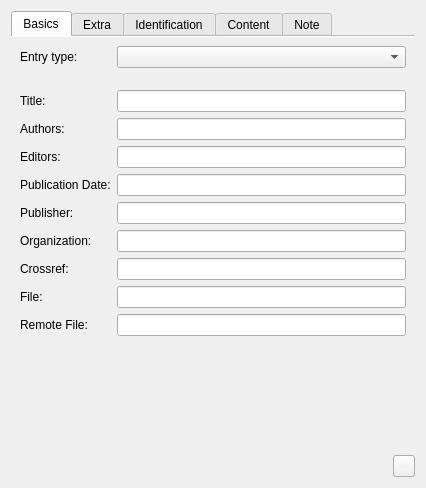
This is src/sidebar/publicationwidget.ui in KDE/conquirere as Qt 5 draws it before an edit. The edited form follows.
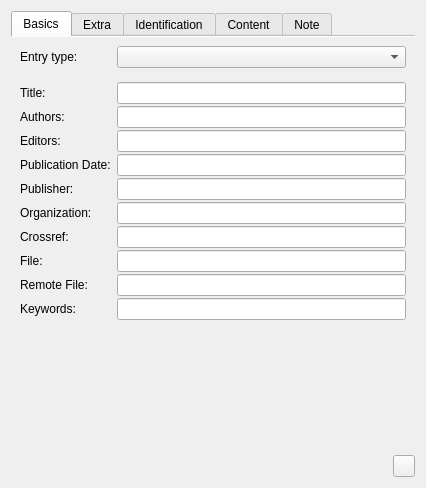
This is the edited form. Custom widgets are drawn as their Qt base class.

Commit message: import/export bibtex keywords to nepomuk tags

What changed in the file:
```diff
--- a/src/sidebar/publicationwidget.ui
+++ b/src/sidebar/publicationwidget.ui
@@ -30,6 +30,12 @@
        <property name="fieldGrowthPolicy">
         <enum>QFormLayout::ExpandingFieldsGrow</enum>
        </property>
+       <property name="horizontalSpacing">
+        <number>-1</number>
+       </property>
+       <property name="verticalSpacing">
+        <number>2</number>
+       </property>
        <item row="0" column="0">
         <widget class="QLabel" name="label_2">
          <property name="text">
@@ -183,6 +189,19 @@
        <item row="22" column="1">
         <widget class="FileObjectEdit" name="editRemoteObject"/>
        </item>
+       <item row="23" column="0">
+        <widget class="QLabel" name="label_30">
+         <property name="text">
+          <string>Keywords:</string>
+         </property>
+         <property name="buddy">
+          <cstring>editKeywords</cstring>
+         </property>
+        </widget>
+       </item>
+       <item row="23" column="1">
+        <widget class="TagEdit" name="editKeywords"/>
+       </item>
       </layout>
      </widget>
      <widget class="QWidget" name="tab_2">
@@ -594,6 +613,14 @@
    <extends>QLineEdit</extends>
    <header>propertywidgets/issnedit.h</header>
   </customwidget>
+  <customwidget>
+   <class>TagEdit</class>
+   <extends>QLineEdit</extends>
+   <header>propertywidgets/tagedit.h</header>
+   <slots>
+    <signal>widgetEnabled(bool)</signal>
+   </slots>
+  </customwidget>
  </customwidgets>
  <resources/>
  <connections>
```
Left out of the diff: 250 changed lines with no effect on the pictures. The commit also changes 5 other files.
